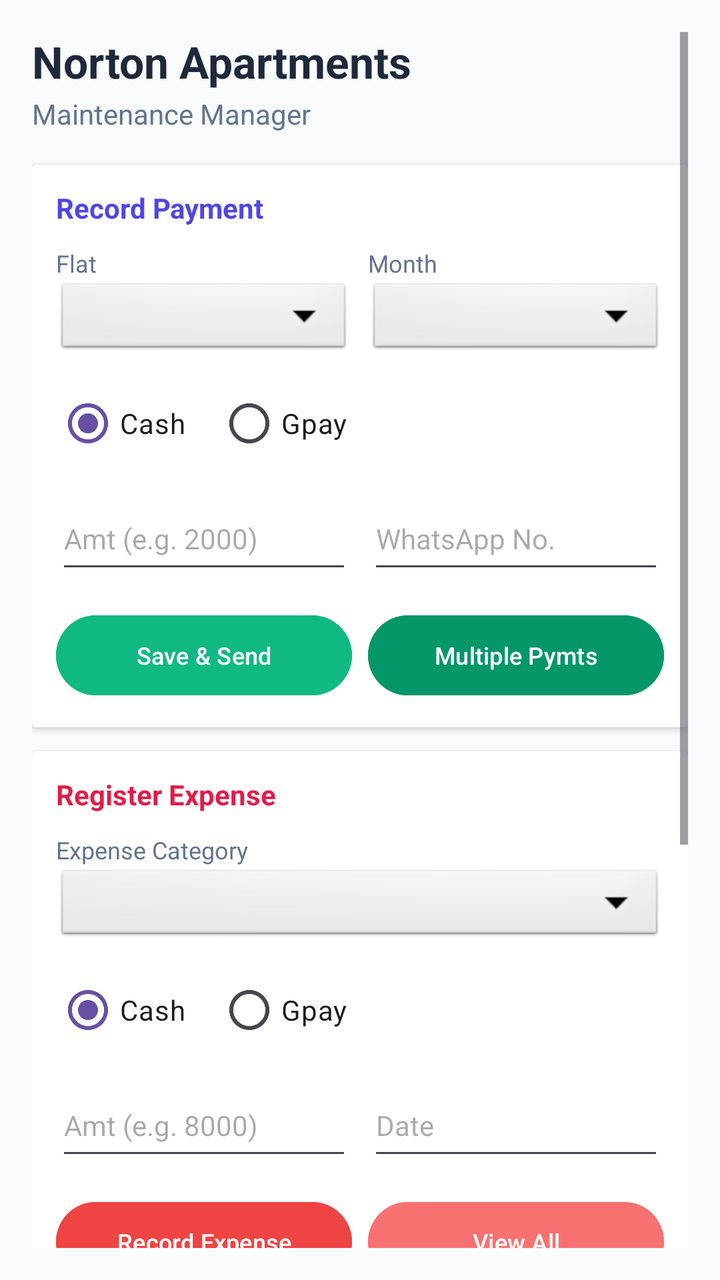
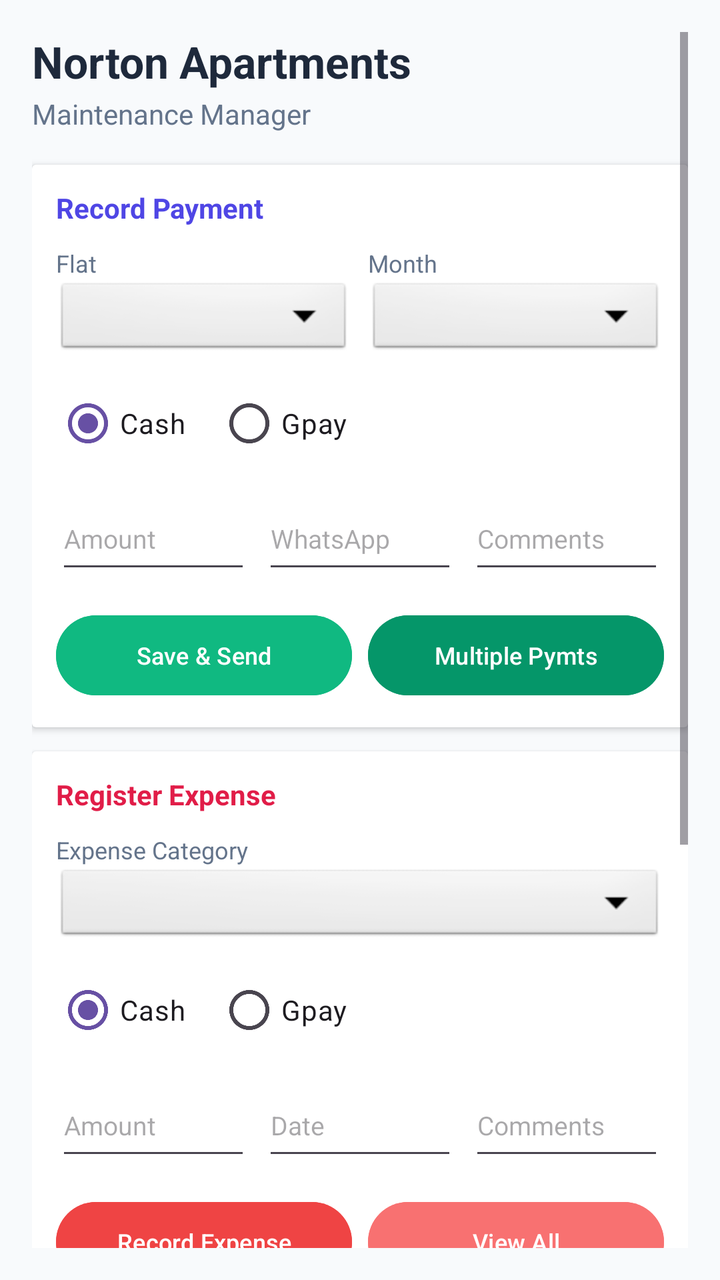

Before-and-after screenshots of an Android layout around one commit, followed by the original layout XML and the change that was made.
<!-- AndroidManifest.xml: application theme Theme.NortonMaintainence -->
<!-- res/layout/activity_main.xml -->
<?xml version="1.0" encoding="utf-8"?>
<ScrollView xmlns:android="http://schemas.android.com/apk/res/android"
    android:layout_width="match_parent"
    android:layout_height="match_parent"
    android:padding="16dp"
    android:background="#F8FAFC">

    <LinearLayout
        android:layout_width="match_parent"
        android:layout_height="wrap_content"
        android:orientation="vertical">

        <TextView
            android:id="@+id/buildingNameText"
            android:layout_width="wrap_content"
            android:layout_height="wrap_content"
            android:text="Norton Apartments"
            android:textSize="22sp"
            android:textStyle="bold"
            android:textColor="#1E293B"
            android:layout_marginBottom="2dp"/>

        <TextView
            android:layout_width="wrap_content"
            android:layout_height="wrap_content"
            android:text="Maintenance Manager"
            android:textColor="#64748B"
            android:textSize="14sp"
            android:layout_marginBottom="16dp"/>

        
        
        
        <androidx.cardview.widget.CardView
            android:layout_width="match_parent"
            android:layout_height="wrap_content"
            android:layout_marginBottom="12dp"
            android:elevation="2dp">

            <LinearLayout
                android:layout_width="match_parent"
                android:layout_height="wrap_content"
                android:padding="12dp"
                android:orientation="vertical">

                <TextView
                    android:layout_width="wrap_content"
                    android:layout_height="wrap_content"
                    android:text="Record Payment"
                    android:textStyle="bold"
                    android:textColor="#4F46E5"
                    android:layout_marginBottom="10dp"/>

                
                <LinearLayout
                    android:layout_width="match_parent"
                    android:layout_height="wrap_content"
                    android:orientation="horizontal"
                    android:weightSum="2"
                    android:layout_marginBottom="8dp">

                    <LinearLayout
                        android:layout_width="0dp"
                        android:layout_height="wrap_content"
                        android:layout_weight="1"
                        android:orientation="vertical"
                        android:layout_marginEnd="8dp">
                        <TextView android:layout_width="wrap_content" android:layout_height="wrap_content" android:text="Flat" android:textSize="12sp" android:textColor="#64748B" />
                        <Spinner
                            android:id="@+id/flatSpinner"
                            android:layout_width="match_parent"
                            android:layout_height="40dp"
                            android:background="@android:drawable/btn_dropdown"/>
                    </LinearLayout>

                    <LinearLayout
                        android:layout_width="0dp"
                        android:layout_height="wrap_content"
                        android:layout_weight="1"
                        android:orientation="vertical">
                        <TextView android:layout_width="wrap_content" android:layout_height="wrap_content" android:text="Month" android:textSize="12sp" android:textColor="#64748B" />
                        <Spinner
                            android:id="@+id/monthSpinner"
                            android:layout_width="match_parent"
                            android:layout_height="40dp"
                            android:background="@android:drawable/btn_dropdown"/>
                    </LinearLayout>
                </LinearLayout>

                
                <RadioGroup
                    android:id="@+id/paymentTypeRadioGroup"
                    android:layout_width="match_parent"
                    android:layout_height="wrap_content"
                    android:orientation="horizontal"
                    android:layout_marginBottom="8dp">
                    <RadioButton
                        android:id="@+id/radioPayCash"
                        android:layout_width="wrap_content"
                        android:layout_height="wrap_content"
                        android:text="Cash"
                        android:textSize="14sp"
                        android:checked="true"/>
                    <RadioButton
                        android:id="@+id/radioPayGpay"
                        android:layout_width="wrap_content"
                        android:layout_height="wrap_content"
                        android:text="Gpay"
                        android:textSize="14sp"
                        android:layout_marginStart="16dp"/>
                </RadioGroup>

                
                <LinearLayout
                    android:layout_width="match_parent"
                    android:layout_height="wrap_content"
                    android:orientation="horizontal"
                    android:weightSum="2"
                    android:layout_marginBottom="12dp">

                    <EditText
                        android:id="@+id/payAmount"
                        android:layout_width="0dp"
                        android:layout_height="48dp"
                        android:layout_weight="1"
                        android:layout_marginEnd="8dp"
                        android:hint="Amt (e.g. 2000)"
                        android:inputType="number"
                        android:textSize="14sp"/>

                    <EditText
                        android:id="@+id/phoneInput"
                        android:layout_width="0dp"
                        android:layout_height="48dp"
                        android:layout_weight="1"
                        android:hint="WhatsApp No."
                        android:inputType="phone"
                        android:textSize="14sp"/>
                </LinearLayout>

                
                <LinearLayout
                    android:layout_width="match_parent"
                    android:layout_height="wrap_content"
                    android:orientation="horizontal"
                    android:weightSum="2">

                    <Button
                        android:id="@+id/btnSavePayment"
                        android:layout_width="0dp"
                        android:layout_height="48dp"
                        android:layout_weight="1"
                        android:layout_marginEnd="8dp"
                        android:text="Save &amp; Send"
                        android:backgroundTint="#10B981"
                        android:textSize="12sp"
                        android:padding="0dp"/>

                    <Button
                        android:id="@+id/btnMultiplePayments"
                        android:layout_width="0dp"
                        android:layout_height="48dp"
                        android:layout_weight="1"
                        android:text="Multiple Pymts"
                        android:backgroundTint="#059669"
                        android:textSize="12sp"
                        android:padding="0dp"/>
                </LinearLayout>
            </LinearLayout>
        </androidx.cardview.widget.CardView>

        
        
        
        <androidx.cardview.widget.CardView
            android:layout_width="match_parent"
            android:layout_height="wrap_content"
            android:layout_marginBottom="12dp"
            android:elevation="2dp">

            <LinearLayout
                android:layout_width="match_parent"
                android:layout_height="wrap_content"
                android:padding="12dp"
                android:orientation="vertical">

                <TextView
                    android:layout_width="wrap_content"
                    android:layout_height="wrap_content"
                    android:text="Register Expense"
                    android:textStyle="bold"
                    android:textColor="#E11D48"
                    android:layout_marginBottom="10dp"/>

                
                <LinearLayout
                    android:layout_width="match_parent"
                    android:layout_height="wrap_content"
                    android:orientation="vertical"
                    android:layout_marginBottom="8dp">
                    <TextView android:layout_width="wrap_content" android:layout_height="wrap_content" android:text="Expense Category" android:textSize="12sp" android:textColor="#64748B" />
                    <Spinner
                        android:id="@+id/expenseTypeSpinner"
                        android:layout_width="match_parent"
                        android:layout_height="40dp"
                        android:background="@android:drawable/btn_dropdown"/>
                </LinearLayout>

                
                <RadioGroup
                    android:id="@+id/expensePaymentTypeRadioGroup"
                    android:layout_width="match_parent"
                    android:layout_height="wrap_content"
                    android:orientation="horizontal"
                    android:layout_marginBottom="8dp">
                    <RadioButton
                        android:id="@+id/radioExpCash"
                        android:layout_width="wrap_content"
                        android:layout_height="wrap_content"
                        android:text="Cash"
                        android:textSize="14sp"
                        android:checked="true"/>
                    <RadioButton
                        android:id="@+id/radioExpGpay"
                        android:layout_width="wrap_content"
                        android:layout_height="wrap_content"
                        android:text="Gpay"
                        android:textSize="14sp"
                        android:layout_marginStart="16dp"/>
                </RadioGroup>

                
                <LinearLayout
                    android:layout_width="match_parent"
                    android:layout_height="wrap_content"
                    android:orientation="horizontal"
                    android:weightSum="2"
                    android:layout_marginBottom="12dp">

                    <EditText
                        android:id="@+id/expenseAmount"
                        android:layout_width="0dp"
                        android:layout_height="48dp"
                        android:layout_weight="1"
                        android:layout_marginEnd="8dp"
                        android:hint="Amt (e.g. 8000)"
                        android:inputType="number"
                        android:textSize="14sp"/>

                    <EditText
                        android:id="@+id/expenseDate"
                        android:layout_width="0dp"
                        android:layout_height="48dp"
                        android:layout_weight="1"
                        android:hint="Date"
                        android:focusable="false"
                        android:clickable="true"
                        android:textSize="14sp"/>
                </LinearLayout>

                
                <LinearLayout
                    android:layout_width="match_parent"
                    android:layout_height="wrap_content"
                    android:orientation="horizontal"
                    android:weightSum="2">

                    <Button
                        android:id="@+id/btnSaveExpense"
                        android:layout_width="0dp"
                        android:layout_height="48dp"
                        android:layout_weight="1"
                        android:layout_marginEnd="8dp"
                        android:text="Record Expense"
                        android:backgroundTint="#EF4444"
                        android:textSize="12sp"
                        android:padding="0dp"/>

                    <Button
                        android:id="@+id/btnViewExpenses"
                        android:layout_width="0dp"
                        android:layout_height="48dp"
                        android:layout_weight="1"
                        android:text="View All"
                        android:backgroundTint="#F87171"
                        android:textSize="12sp"
                        android:padding="0dp"/>
                </LinearLayout>
            </LinearLayout>
        </androidx.cardview.widget.CardView>

        
        
        
        <androidx.cardview.widget.CardView
            android:layout_width="match_parent"
            android:layout_height="wrap_content"
            android:layout_marginBottom="16dp"
            android:elevation="2dp">

            <LinearLayout
                android:layout_width="match_parent"
                android:layout_height="wrap_content"
                android:padding="12dp"
                android:orientation="vertical">

                <TextView
                    android:layout_width="wrap_content"
                    android:layout_height="wrap_content"
                    android:text="Reports &amp; Settings"
                    android:textStyle="bold"
                    android:textColor="#475569"
                    android:layout_marginBottom="10dp"/>

                <GridLayout
                    android:layout_width="match_parent"
                    android:layout_height="wrap_content"
                    android:columnCount="2"
                    android:useDefaultMargins="true"
                    android:alignmentMode="alignBounds">

                    <Button
                        android:id="@+id/btnExportData"
                        android:layout_width="0dp"
                        android:layout_height="48dp"
                        android:layout_columnWeight="1"
                        android:text="Export CSV"
                        android:backgroundTint="#334155"
                        android:textSize="11sp" />

                    <Button
                        android:id="@+id/btnViewStatus"
                        android:layout_width="0dp"
                        android:layout_height="48dp"
                        android:layout_columnWeight="1"
                        android:text="Who Paid?"
                        android:backgroundTint="#334155"
                        android:textSize="11sp" />

                    <Button
                        android:id="@+id/btnSetOpeningBalance"
                        android:layout_width="0dp"
                        android:layout_height="48dp"
                        android:layout_columnWeight="1"
                        android:text="Set Balance"
                        android:backgroundTint="#6366f1"
                        android:textSize="11sp" />

                    <Button
                        android:id="@+id/btnShareSummary"
                        android:layout_width="0dp"
                        android:layout_height="48dp"
                        android:layout_columnWeight="1"
                        android:text="Share Summary"
                        android:backgroundTint="#0ea5e9"
                        android:textSize="11sp" />

                    <Button
                        android:id="@+id/btnParameters"
                        android:layout_width="0dp"
                        android:layout_height="48dp"
                        android:layout_columnWeight="1"
                        android:text="App Params"
                        android:backgroundTint="#64748B"
                        android:textSize="11sp" />

                    <Button
                        android:id="@+id/btnImportCsv"
                        android:layout_width="0dp"
                        android:layout_height="48dp"
                        android:layout_columnWeight="1"
                        android:text="Import CSV"
                        android:backgroundTint="#475569"
                        android:textSize="11sp" />

                </GridLayout>

                
                <Button
                    android:id="@+id/btnGetCsvTemplate"
                    android:layout_width="match_parent"
                    android:layout_height="48dp"
                    android:text="Get CSV Template"
                    android:backgroundTint="#94A3B8"
                    android:textSize="12sp"
                    android:layout_marginTop="4dp"/>

            </LinearLayout>
        </androidx.cardview.widget.CardView>

    </LinearLayout>
</ScrollView>
<!-- resources referenced by this layout -->
<resources>
  <style name="Theme.NortonMaintainence" parent="Base.Theme.NortonMaintainence" />
  <style name="Base.Theme.NortonMaintainence" parent="Theme.Material3.DayNight.NoActionBar">
          
          
      </style>
</resources>

<!-- the commit's change to res/layout/activity_main.xml (unified diff, before → after) -->
@@ -28,9 +28,6 @@
             android:textSize="14sp"
             android:layout_marginBottom="16dp"/>
 
-        
-        
-        
         <androidx.cardview.widget.CardView
             android:layout_width="match_parent"
             android:layout_height="wrap_content"
@@ -51,7 +48,6 @@
                     android:textColor="#4F46E5"
                     android:layout_marginBottom="10dp"/>
 
-                
                 <LinearLayout
                     android:layout_width="match_parent"
                     android:layout_height="wrap_content"
@@ -87,7 +83,6 @@
                     </LinearLayout>
                 </LinearLayout>
 
-                
                 <RadioGroup
                     android:id="@+id/paymentTypeRadioGroup"
                     android:layout_width="match_parent"
@@ -110,12 +105,12 @@
                         android:layout_marginStart="16dp"/>
                 </RadioGroup>
 
-                
-                <LinearLayout
-                    android:layout_width="match_parent"
-                    android:layout_height="wrap_content"
-                    android:orientation="horizontal"
-                    android:weightSum="2"
+                <LinearLayout
+                    android:layout_width="match_parent"
+                    android:layout_height="wrap_content"
+                    android:orientation="horizontal"
+                    android:weightSum="3"
+                    android:baselineAligned="false"
                     android:layout_marginBottom="12dp">
 
                     <EditText
@@ -123,22 +118,31 @@
                         android:layout_width="0dp"
                         android:layout_height="48dp"
                         android:layout_weight="1"
-                        android:layout_marginEnd="8dp"
-                        android:hint="Amt (e.g. 2000)"
+                        android:layout_marginEnd="6dp"
+                        android:hint="Amount"
                         android:inputType="number"
-                        android:textSize="14sp"/>
+                        android:textSize="13sp"/>
 
                     <EditText
                         android:id="@+id/phoneInput"
                         android:layout_width="0dp"
                         android:layout_height="48dp"
                         android:layout_weight="1"
-                        android:hint="WhatsApp No."
+                        android:layout_marginEnd="6dp"
+                        android:hint="WhatsApp"
                         android:inputType="phone"
-                        android:textSize="14sp"/>
-                </LinearLayout>
-
-                
+                        android:textSize="13sp"/>
+
+                    <EditText
+                        android:id="@+id/payComments"
+                        android:layout_width="0dp"
+                        android:layout_height="48dp"
+                        android:layout_weight="1"
+                        android:hint="Comments"
+                        android:maxLength="16"
+                        android:textSize="13sp"/>
+                </LinearLayout>
+
                 <LinearLayout
                     android:layout_width="match_parent"
                     android:layout_height="wrap_content"
@@ -169,9 +173,6 @@
             </LinearLayout>
         </androidx.cardview.widget.CardView>
 
-        
-        
-        
         <androidx.cardview.widget.CardView
             android:layout_width="match_parent"
             android:layout_height="wrap_content"
@@ -192,7 +193,6 @@
                     android:textColor="#E11D48"
                     android:layout_marginBottom="10dp"/>
 
-                
                 <LinearLayout
                     android:layout_width="match_parent"
                     android:layout_height="wrap_content"
@@ -206,7 +206,6 @@
                         android:background="@android:drawable/btn_dropdown"/>
                 </LinearLayout>
 
-                
                 <RadioGroup
                     android:id="@+id/expensePaymentTypeRadioGroup"
                     android:layout_width="match_parent"
@@ -229,12 +228,12 @@
                         android:layout_marginStart="16dp"/>
                 </RadioGroup>
 
-                
-                <LinearLayout
-                    android:layout_width="match_parent"
-                    android:layout_height="wrap_content"
-                    android:orientation="horizontal"
-                    android:weightSum="2"
+                <LinearLayout
+                    android:layout_width="match_parent"
+                    android:layout_height="wrap_content"
+                    android:orientation="horizontal"
+                    android:weightSum="3"
+                    android:baselineAligned="false"
                     android:layout_marginBottom="12dp">
 
                     <EditText
@@ -242,23 +241,32 @@
                         android:layout_width="0dp"
                         android:layout_height="48dp"
                         android:layout_weight="1"
-                        android:layout_marginEnd="8dp"
-                        android:hint="Amt (e.g. 8000)"
+                        android:layout_marginEnd="6dp"
+                        android:hint="Amount"
                         android:inputType="number"
-                        android:textSize="14sp"/>
+                        android:textSize="13sp"/>
 
                     <EditText
                         android:id="@+id/expenseDate"
                         android:layout_width="0dp"
                         android:layout_height="48dp"
                         android:layout_weight="1"
+                        android:layout_marginEnd="6dp"
                         android:hint="Date"
                         android:focusable="false"
                         android:clickable="true"
-                        android:textSize="14sp"/>
-                </LinearLayout>
-
-                
+                        android:textSize="13sp"/>
+
+                    <EditText
+                        android:id="@+id/expenseComments"
+                        android:layout_width="0dp"
+                        android:layout_height="48dp"
+                        android:layout_weight="1"
+                        android:hint="Comments"
+                        android:maxLength="16"
+                        android:textSize="13sp"/>
+                </LinearLayout>
+
                 <LinearLayout
                     android:layout_width="match_parent"
                     android:layout_height="wrap_content"
@@ -289,9 +297,6 @@
             </LinearLayout>
         </androidx.cardview.widget.CardView>
 
-        
-        
-        
         <androidx.cardview.widget.CardView
             android:layout_width="match_parent"
             android:layout_height="wrap_content"
@@ -375,7 +380,6 @@
 
                 </GridLayout>
 
-                
                 <Button
                     android:id="@+id/btnGetCsvTemplate"
                     android:layout_width="match_parent"
